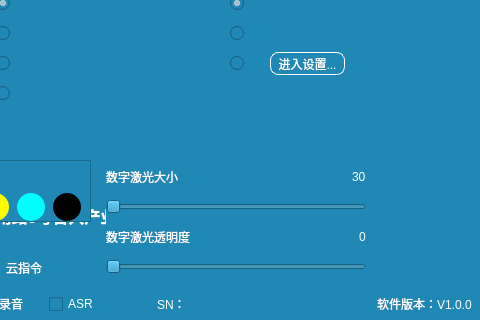
wlffeng2008/EasyPointer, file EasyPointer/mainwindow.ui: the form before one commit; both pictures show x 360 to 840 and y 200 to 520 of the 840 by 520 pixel window.
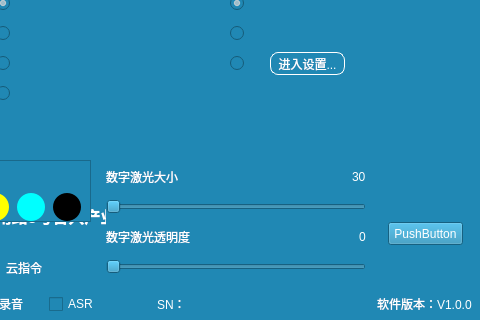
The form after the commit. Icons and pictures are not drawn.

The edit to the form file:
```diff
--- a/EasyPointer/mainwindow.ui
+++ b/EasyPointer/mainwindow.ui
@@ -2609,6 +2609,19 @@
      </item>
     </layout>
    </widget>
+   <widget class="QPushButton" name="pushButtonSendKey">
+    <property name="geometry">
+     <rect>
+      <x>748</x>
+      <y>422</y>
+      <width>75</width>
+      <height>23</height>
+     </rect>
+    </property>
+    <property name="text">
+     <string>PushButton</string>
+    </property>
+   </widget>
    <zorder>labelContact</zorder>
    <zorder>labelBattery</zorder>
    <zorder>pushButtonMin</zorder>
```
Left out of the diff: 5 changed lines with no effect on the pictures.
